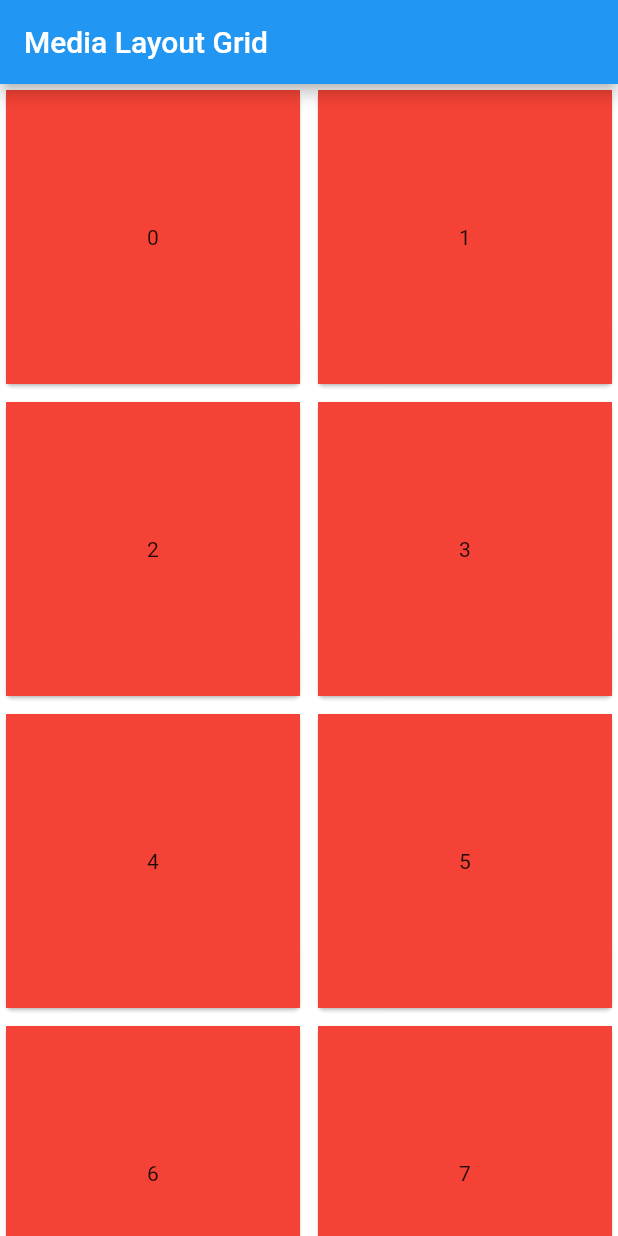
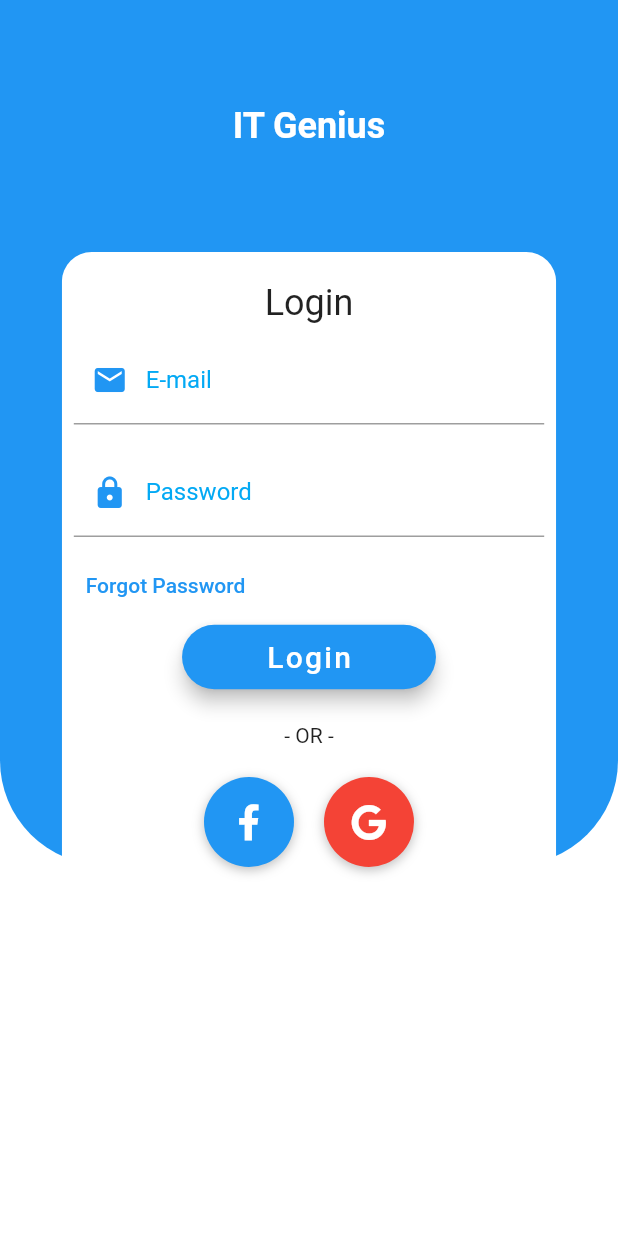
Before and after one commit to artnalyze/flutter_intermediate_itg, a Flutter app: the screen it shows after launch, on a phone screen of 412 x 824 dp. Run offline on Flutter 3.47's test engine with Material 2 defaults, Android fonts, the phone set to English and light mode, and no system bars; our stand-ins replace device_preview, font_awesome_flutter; Roboto replaces fonts that are missing (Kanit).

Commit message:
login screen

```diff
--- a/lib/main.dart
+++ b/lib/main.dart
@@ -4,8 +4,8 @@ import 'package:flutter_stock/routers.dart';
 import 'package:flutter_stock/themes/styles.dart';
 
 void main() {
-  runApp(DevicePreview(builder: (context) => MyApp()));
-  // MyApp());
+  // runApp(DevicePreview(builder: (context) => MyApp()));
+  runApp(MyApp());
 }
 
 class MyApp extends StatelessWidget {
@@ -17,8 +17,8 @@ class MyApp extends StatelessWidget {
   Widget build(BuildContext context) {
     return MaterialApp(
       debugShowCheckedModeBanner: false,
-      locale: DevicePreview.of(context).locale,
-      builder: DevicePreview.appBuilder,
+      // locale: DevicePreview.of(context).locale,
+      // builder: DevicePreview.appBuilder,
       theme: appTheme(),
       initialRoute: "/",
       routes: routes,
--- a/lib/routers.dart
+++ b/lib/routers.dart
@@ -1,11 +1,13 @@
 // import 'package:flutter/cupertino.dart';
 import 'package:flutter/material.dart';
 import 'package:flutter_stock/screens/home/home_screen.dart';
+import 'package:flutter_stock/screens/login/login_screen.dart';
 import 'package:flutter_stock/screens/media_query/media_layout.dart';
 import 'package:flutter_stock/screens/media_query/media_query.dart';
 
 final Map<String, WidgetBuilder> routes = <String, WidgetBuilder>{
   // "/": (BuildContext context) => MyHomePage(),
   // "/": (BuildContext context) => MediaQueryScreen(),
-  "/": (BuildContext context) => MediaLayoutScreen(),
+  // "/": (BuildContext context) => MediaLayoutScreen(),
+  "/": (BuildContext context) => LoginScreen(),
 };
--- /dev/null
+++ b/lib/screens/login/login_screen.dart
@@ -0,0 +1,273 @@
+import 'package:flutter/material.dart';
+import 'package:flutter_stock/themes/styles.dart';
+import 'package:font_awesome_flutter/font_awesome_flutter.dart';
+
+class LoginScreen extends StatefulWidget {
+  LoginScreen({Key key}) : super(key: key);
+
+  @override
+  _LoginScreenState createState() => _LoginScreenState();
+}
+
+class _LoginScreenState extends State<LoginScreen> {
+  String email, password;
+
+  Widget _buildLogo() {
+    return Row(
+      mainAxisAlignment: MainAxisAlignment.center,
+      children: <Widget>[
+        Padding(
+          padding: const EdgeInsets.symmetric(vertical: 70),
+          child: Text(
+            'IT Genius',
+            style: TextStyle(
+              fontSize: 24,
+              fontWeight: FontWeight.bold,
+              color: Colors.white,
+            ),
+          ),
+        )
+      ],
+    );
+  }
+
+  Widget _buildEmailRow() {
+    return Padding(
+      padding: EdgeInsets.all(8),
+      child: TextFormField(
+        keyboardType: TextInputType.emailAddress,
+        onChanged: (value) {
+          setState(() {
+            email = value;
+          });
+        },
+        decoration: InputDecoration(
+            prefixIcon: Icon(
+              Icons.email,
+              color: appTheme().primaryColor,
+            ),
+            labelText: 'E-mail'),
+      ),
+    );
+  }
+
+  Widget _buildPasswordRow() {
+    return Padding(
+      padding: EdgeInsets.all(8),
+      child: TextFormField(
+        keyboardType: TextInputType.text,
+        obscureText: true,
+        onChanged: (value) {
+          setState(() {
+            password = value;
+          });
+        },
+        decoration: InputDecoration(
+          prefixIcon: Icon(
+            Icons.lock,
+            color: appTheme().primaryColor,
+          ),
+          labelText: 'Password',
+        ),
+      ),
+    );
+  }
+
+  Widget _buildForgetPasswordButton() {
+    return Row(
+      mainAxisAlignment: MainAxisAlignment.start,
+      crossAxisAlignment: CrossAxisAlignment.start,
+      children: <Widget>[
+        FlatButton(
+          onPressed: () {},
+          child: Text(
+            "Forgot Password",
+            style: TextStyle(color: appTheme().primaryColor),
+          ),
+        ),
+      ],
+    );
+  }
+
+  Widget _buildLoginButton() {
+    return Row(
+      mainAxisAlignment: MainAxisAlignment.center,
+      children: <Widget>[
+        Container(
+          margin: EdgeInsets.only(bottom: 20),
+          child: RaisedButton(
+            elevation: 5.0,
+            color: appTheme().primaryColor,
+            shape: RoundedRectangleBorder(
+              borderRadius: BorderRadius.circular(30.0),
+            ),
+            onPressed: () {},
+            child: Padding(
+              padding:
+                  const EdgeInsets.symmetric(horizontal: 40.0, vertical: 10.0),
+              child: Text(
+                "Login",
+                style: TextStyle(
+                  color: Colors.white,
+                  letterSpacing: 1.5,
+                  fontSize: 20.0,
+                ),
+              ),
+            ),
+          ),
+        )
+      ],
+    );
+  }
+
+  Widget _buildOrRow() {
+    return Row(
+      mainAxisAlignment: MainAxisAlignment.center,
+      children: <Widget>[
+        Container(
+          margin: EdgeInsets.only(bottom: 20),
+          child: Text(
+            '- OR -',
+            style: TextStyle(
+              fontWeight: FontWeight.w400,
+            ),
+          ),
+        )
+      ],
+    );
+  }
+
+  Widget _buildSocialBtnRow() {
+    return Row(
+      mainAxisAlignment: MainAxisAlignment.center,
+      children: <Widget>[
+        GestureDetector(
+          onTap: () {},
+          child: Container(
+            height: 60,
+            width: 60,
+            decoration: BoxDecoration(
+              shape: BoxShape.circle,
+              color: appTheme().primaryColor,
+              boxShadow: [
+                BoxShadow(
+                    color: Colors.black26,
+                    offset: Offset(0, 2),
+                    blurRadius: 6.0)
+              ],
+            ),
+            child: Icon(
+              FontAwesomeIcons.facebookF,
+              color: Colors.white,
+            ),
+          ),
+        ),
+        SizedBox(
+          width: 20,
+        ),
+        GestureDetector(
+          onTap: () {},
+          child: Container(
+            height: 60,
+            width: 60,
+            decoration: BoxDecoration(
+              shape: BoxShape.circle,
+              color: Colors.red,
+              boxShadow: [
+                BoxShadow(
+                    color: Colors.black26,
+                    offset: Offset(0, 2),
+                    blurRadius: 6.0)
+              ],
+            ),
+            child: Icon(
+              FontAwesomeIcons.google,
+              color: Colors.white,
+            ),
+          ),
+        )
+      ],
+    );
+  }
+
+  // การรวม Widget ด้านบนทั้งหมดเข้ามา
+  Widget _buildContainer() {
+    return Row(
+      mainAxisAlignment: MainAxisAlignment.center,
+      children: <Widget>[
+        ClipRRect(
+          borderRadius: BorderRadius.all(
+            Radius.circular(20),
+          ),
+          child: Container(
+            height: MediaQuery.of(context).size.height * 0.6 + 200,
+            width: MediaQuery.of(context).size.width * 0.8,
+            decoration: BoxDecoration(
+              color: Colors.white,
+            ),
+            child: Column(
+              mainAxisAlignment: MainAxisAlignment.start,
+              crossAxisAlignment: CrossAxisAlignment.center,
+              children: <Widget>[
+                Row(
+                  mainAxisAlignment: MainAxisAlignment.center,
+                  children: <Widget>[
+                    Padding(
+                      padding: const EdgeInsets.only(top: 20.0),
+                      child: Text(
+                        "Login",
+                        style: TextStyle(
+                          fontSize: 24.0,
+                        ),
+                      ),
+                    ),
+                  ],
+                ),
+                _buildEmailRow(),
+                _buildPasswordRow(),
+                _buildForgetPasswordButton(),
+                _buildLoginButton(),
+                _buildOrRow(),
+                _buildSocialBtnRow()
+              ],
+            ),
+          ),
+        ),
+      ],
+    );
+  }
+
+  @override
+  Widget build(BuildContext context) {
+    return SafeArea(
+      child: Scaffold(
+        body: SingleChildScrollView(
+          child: Stack(
+            children: <Widget>[
+              Container(
+                height: MediaQuery.of(context).size.height * 0.7,
+                width: MediaQuery.of(context).size.width,
+                child: Container(
+                  decoration: BoxDecoration(
+                    color: appTheme().primaryColor,
+                    borderRadius: BorderRadius.only(
+                      bottomLeft: const Radius.circular(70),
+                      bottomRight: const Radius.circular(70),
+                    ),
+                  ),
+                ),
+              ),
+              Column(
+                mainAxisAlignment: MainAxisAlignment.center,
+                children: <Widget>[
+                  _buildLogo(),
+                  _buildContainer(),
+                ],
+              )
+            ],
+          ),
+        ),
+      ),
+    );
+  }
+}
--- a/pubspec.yaml
+++ b/pubspec.yaml
@@ -28,6 +28,7 @@ dependencies:
   # Use with the CupertinoIcons class for iOS style icons.
   cupertino_icons: ^0.1.3
   device_preview: ^0.4.7
+  font_awesome_flutter: ^8.8.1
 
 dev_dependencies:
   flutter_test:
```
Also changed, not shown: pubspec.lock.
